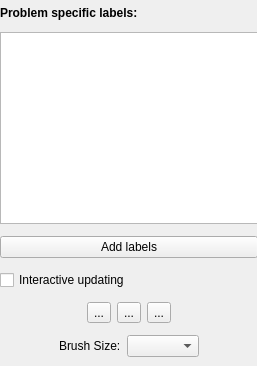
Old version of the form ilastik/applets/pixelClassification/labelingDrawer.ui in the repository ilastik/ilastik.
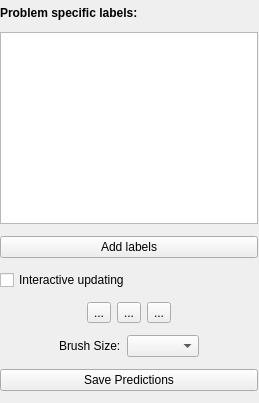
New version of the form. Custom widgets are drawn as their Qt base class.

Commit message: Moved Prediction save button to the labeling drawer.

What changed in the file:
```diff
--- a/ilastik/applets/pixelClassification/labelingDrawer.ui
+++ b/ilastik/applets/pixelClassification/labelingDrawer.ui
@@ -6,8 +6,8 @@
    <rect>
     <x>0</x>
     <y>0</y>
-    <width>257</width>
-    <height>366</height>
+    <width>259</width>
+    <height>403</height>
    </rect>
   </property>
   <property name="sizePolicy">
@@ -37,7 +37,7 @@
      <x>0</x>
      <y>0</y>
      <width>258</width>
-     <height>366</height>
+     <height>403</height>
     </rect>
    </property>
    <layout class="QVBoxLayout" name="verticalLayout">
@@ -181,6 +181,13 @@
       </item>
      </layout>
     </item>
+    <item>
+     <widget class="QPushButton" name="savePredictionsButton">
+      <property name="text">
+       <string>Save Predictions</string>
+      </property>
+     </widget>
+    </item>
    </layout>
   </widget>
  </widget>
```
The commit also changes 1 other file.
